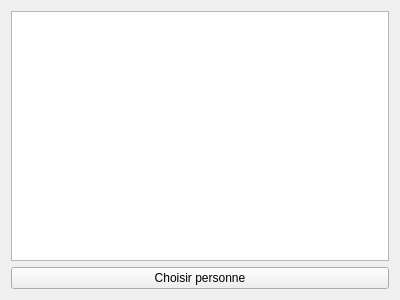
First picture: the form in source/vue/afficherpersonnes.ui, repository rom1504/FaceRecognitionInterface, before the edit.
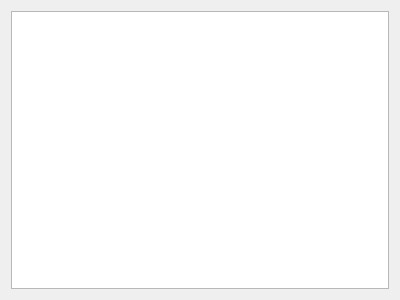
Second picture: the form after the edit.

```diff
--- a/source/vue/afficherpersonnes.ui
+++ b/source/vue/afficherpersonnes.ui
@@ -17,13 +17,6 @@
    <item>
     <widget class="QListView" name="listViewPersonne"/>
    </item>
-   <item>
-    <widget class="QPushButton" name="pushButtonChoisirPersonne">
-     <property name="text">
-      <string>Choisir personne</string>
-     </property>
-    </widget>
-   </item>
   </layout>
  </widget>
  <resources/>
```
